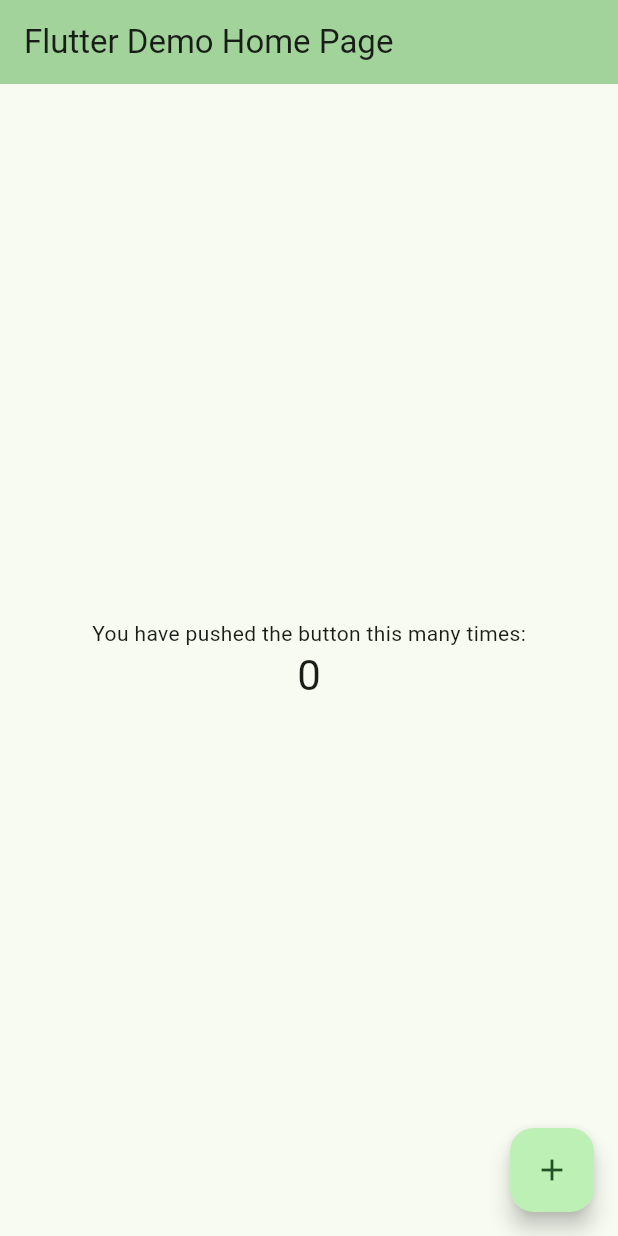
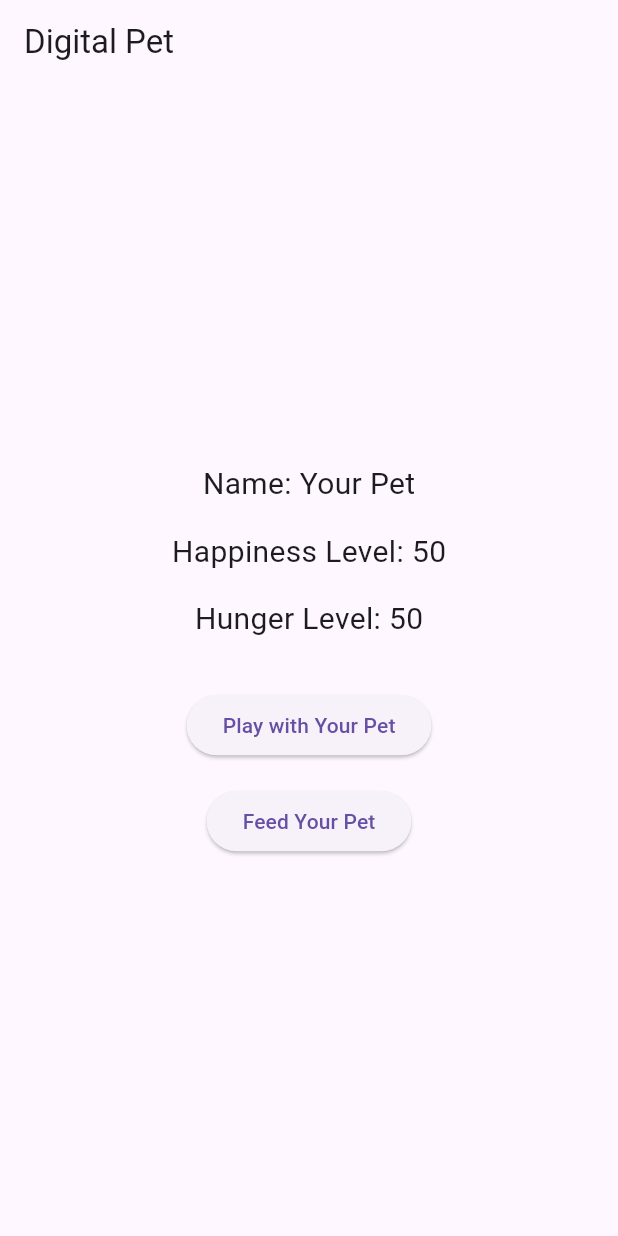
Before and after one commit to hstadler2/digital_pet_app, a Flutter app: the screen it shows after launch, on a phone screen of 412 x 824 dp. Run offline on Flutter 3.47's test engine with Material 3 defaults, Android fonts, the phone set to English and light mode, and no system bars.

Commit message:
skeleton code

```diff
--- a/lib/main.dart
+++ b/lib/main.dart
@@ -1,125 +1,92 @@
 import 'package:flutter/material.dart';
 
 void main() {
-  runApp(const MyApp());
+  runApp(MaterialApp(
+    home: DigitalPetApp(),
+  ));
 }
 
-class MyApp extends StatelessWidget {
-  const MyApp({super.key});
-
-  // This widget is the root of your application.
+class DigitalPetApp extends StatefulWidget {
   @override
-  Widget build(BuildContext context) {
-    return MaterialApp(
-      title: 'Flutter Demo',
-      theme: ThemeData(
-        // This is the theme of your application.
-        //
-        // TRY THIS: Try running your application with "flutter run". You'll see
-        // the application has a purple toolbar. Then, without quitting the app,
-        // try changing the seedColor in the colorScheme below to Colors.green
-        // and then invoke "hot reload" (save your changes or press the "hot
-        // reload" button in a Flutter-supported IDE, or press "r" if you used
-        // the command line to start the app).
-        //
-        // Notice that the counter didn't reset back to zero; the application
-        // state is not lost during the reload. To reset the state, use hot
-        // restart instead.
-        //
-        // This works for code too, not just values: Most code changes can be
-        // tested with just a hot reload.
-        colorScheme: ColorScheme.fromSeed(seedColor: Colors.green),
-        useMaterial3: true,
-      ),
-      home: const MyHomePage(title: 'Flutter Demo Home Page'),
-    );
-  }
+  _DigitalPetAppState createState() => _DigitalPetAppState();
 }
 
-class MyHomePage extends StatefulWidget {
-  const MyHomePage({super.key, required this.title});
+class _DigitalPetAppState extends State<DigitalPetApp> {
+  String petName = "Your Pet";
+  int happinessLevel = 50;
+  int hungerLevel = 50;
 
-  // This widget is the home page of your application. It is stateful, meaning
-  // that it has a State object (defined below) that contains fields that affect
-  // how it looks.
+  // Function to increase happiness and update hunger when playing with the pet
+  void _playWithPet() {
+    setState(() {
+      happinessLevel = (happinessLevel + 10).clamp(0, 100);
+      _updateHunger();
+    });
+  }
 
-  // This class is the configuration for the state. It holds the values (in this
-  // case the title) provided by the parent (in this case the App widget) and
-  // used by the build method of the State. Fields in a Widget subclass are
-  // always marked "final".
+  // Function to decrease hunger and update happiness when feeding the pet
+  void _feedPet() {
+    setState(() {
+      hungerLevel = (hungerLevel - 10).clamp(0, 100);
+      _updateHappiness();
+    });
+  }
 
-  final String title;
+  // Update happiness based on hunger level
+  void _updateHappiness() {
+    if (hungerLevel < 30) {
+      happinessLevel = (happinessLevel - 20).clamp(0, 100);
+    } else {
+      happinessLevel = (happinessLevel + 10).clamp(0, 100);
+    }
+  }
 
-  @override
-  State<MyHomePage> createState() => _MyHomePageState();
-}
-
-class _MyHomePageState extends State<MyHomePage> {
-  int _counter = 0;
-
-  void _incrementCounter() {
-    setState(() {
-      // This call to setState tells the Flutter framework that something has
-      // changed in this State, which causes it to rerun the build method below
-      // so that the display can reflect the updated values. If we changed
-      // _counter without calling setState(), then the build method would not be
-      // called again, and so nothing would appear to happen.
-      _counter++;
-    });
+  // Increase hunger level slightly when playing with the pet
+  void _updateHunger() {
+    hungerLevel = (hungerLevel + 5).clamp(0, 100);
+    if (hungerLevel > 100) {
+      hungerLevel = 100;
+      happinessLevel = (happinessLevel - 20).clamp(0, 100);
+    }
   }
 
   @override
   Widget build(BuildContext context) {
-    // This method is rerun every time setState is called, for instance as done
-    // by the _incrementCounter method above.
-    //
-    // The Flutter framework has been optimized to make rerunning build methods
-    // fast, so that you can just rebuild anything that needs updating rather
-    // than having to individually change instances of widgets.
     return Scaffold(
       appBar: AppBar(
-        // TRY THIS: Try changing the color here to a specific color (to
-        // Colors.amber, perhaps?) and trigger a hot reload to see the AppBar
-        // change color while the other colors stay the same.
-        backgroundColor: Theme.of(context).colorScheme.inversePrimary,
-        // Here we take the value from the MyHomePage object that was created by
-        // the App.build method, and use it to set our appbar title.
-        title: Text(widget.title),
+        title: Text('Digital Pet'),
       ),
       body: Center(
-        // Center is a layout widget. It takes a single child and positions it
-        // in the middle of the parent.
         child: Column(
-          // Column is also a layout widget. It takes a list of children and
-          // arranges them vertically. By default, it sizes itself to fit its
-          // children horizontally, and tries to be as tall as its parent.
-          //
-          // Column has various properties to control how it sizes itself and
-          // how it positions its children. Here we use mainAxisAlignment to
-          // center the children vertically; the main axis here is the vertical
-          // axis because Columns are vertical (the cross axis would be
-          // horizontal).
-          //
-          // TRY THIS: Invoke "debug painting" (choose the "Toggle Debug Paint"
-          // action in the IDE, or press "p" in the console), to see the
-          // wireframe for each widget.
           mainAxisAlignment: MainAxisAlignment.center,
           children: <Widget>[
-            const Text(
-              'You have pushed the button this many times:',
+            Text(
+              'Name: $petName',
+              style: TextStyle(fontSize: 20.0),
             ),
+            SizedBox(height: 16.0),
             Text(
-              '$_counter',
-              style: Theme.of(context).textTheme.headlineMedium,
+              'Happiness Level: $happinessLevel',
+              style: TextStyle(fontSize: 20.0),
+            ),
+            SizedBox(height: 16.0),
+            Text(
+              'Hunger Level: $hungerLevel',
+              style: TextStyle(fontSize: 20.0),
+            ),
+            SizedBox(height: 32.0),
+            ElevatedButton(
+              onPressed: _playWithPet,
+              child: Text('Play with Your Pet'),
+            ),
+            SizedBox(height: 16.0),
+            ElevatedButton(
+              onPressed: _feedPet,
+              child: Text('Feed Your Pet'),
             ),
           ],
         ),
       ),
-      floatingActionButton: FloatingActionButton(
-        onPressed: _incrementCounter,
-        tooltip: 'Increment',
-        child: const Icon(Icons.add),
-      ), // This trailing comma makes auto-formatting nicer for build methods.
     );
   }
 }
```
